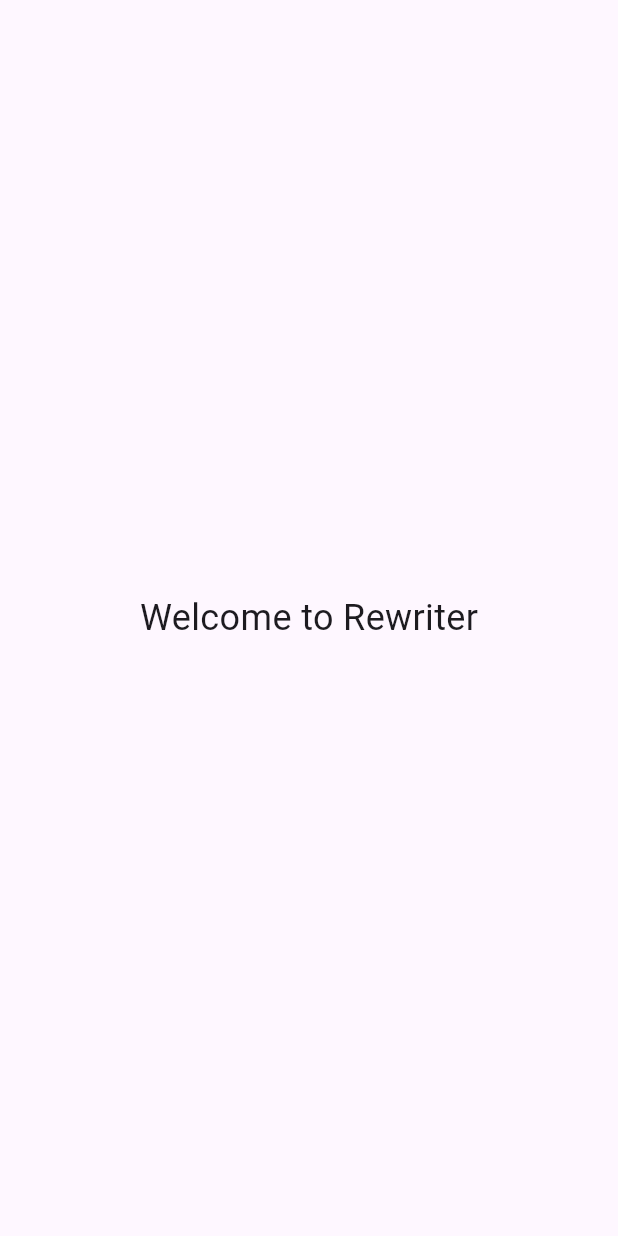
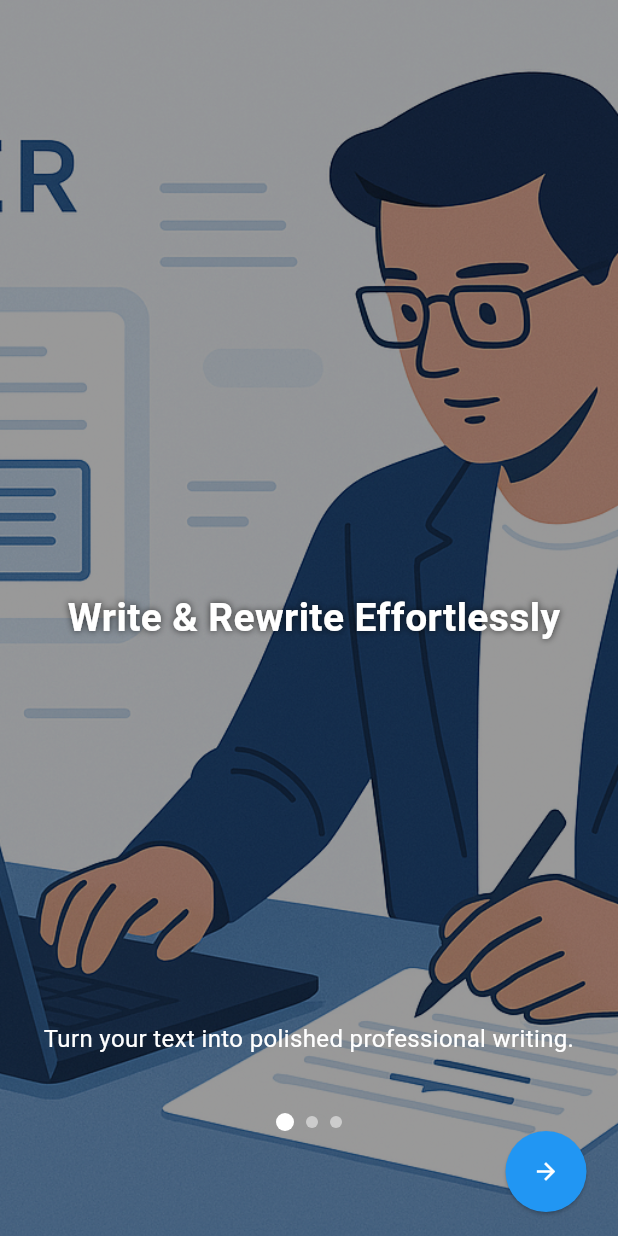
Before and after one commit to miznar/rewriter_app, a Flutter app: the screen it shows after launch, on a phone screen of 412 x 824 dp. Run offline on Flutter 3.47's test engine with Material 3 defaults, Android fonts, the phone set to English and light mode, and no system bars; our stand-ins replace firebase_core, shared_preferences; accounts and stored records are empty.

Commit message:
Onboarding

```diff
--- /dev/null
+++ b/lib/core/constants/app_strings.dart
@@ -0,0 +1,19 @@
+class AppStrings {
+  static const List<Map<String, String>> onboardingSlides = [
+    {
+      'image': 'assets/images/Intro1.png',
+      'title': ' Write & Rewrite Effortlessly',
+      'desc': 'Turn your text into polished professional writing.'
+    },
+    {
+      'image': 'assets/images/Intro2.png',
+      'title': 'Your Data, Your Security',
+      'desc': 'Sign up and log in with complete peace of mind. Your writing history and personal details are protected with secure authentication.'
+    },
+    {
+      'image': 'assets/images/Intro3.png',
+      'title': 'Keep Track of Your Work',
+      'desc': 'Easily revisit your past rewrites anytime. Your writing history is neatly organized so you can find, reuse, or improve your previous work with ease.'
+    },
+  ];
+}
--- /dev/null
+++ b/lib/features/homescreen/home_screen.dart
@@ -0,0 +1,17 @@
+import 'package:flutter/material.dart';
+
+class HomeScreen extends StatelessWidget {
+  const HomeScreen({super.key});
+
+  @override
+  Widget build(BuildContext context) {
+    return const Scaffold(
+      body: Center(
+        child: Text(
+          'Welcome to Rewriter',
+          style: TextStyle(fontSize: 24),
+        ),
+      ),
+    );
+  }
+}
--- /dev/null
+++ b/lib/features/onboarding/onboarding_screen.dart
@@ -0,0 +1,173 @@
+import 'package:flutter/material.dart';
+import 'package:shared_preferences/shared_preferences.dart';
+import '../../core/constants/app_strings.dart';
+import '../../main.dart'; // For AppRoutes
+
+class OnboardingScreen extends StatefulWidget {
+  const OnboardingScreen({super.key});
+
+  @override
+  State<OnboardingScreen> createState() => _OnboardingScreenState();
+}
+
+class _OnboardingScreenState extends State<OnboardingScreen> {
+  final PageController _pageController = PageController();
+  int _currentIndex = 0;
+
+  Future<void> _finishOnboarding() async {
+    final prefs = await SharedPreferences.getInstance();
+    await prefs.setBool('hasSeenOnboarding', true);
+    Navigator.pushReplacementNamed(context, AppRoutes.home);
+  }
+
+  void _nextPage() {
+    if (_currentIndex < AppStrings.onboardingSlides.length - 1) {
+      _pageController.nextPage(
+        duration: const Duration(milliseconds: 500),
+        curve: Curves.easeInOut,
+      );
+    } else {
+      _finishOnboarding();
+    }
+  }
+
+  @override
+  Widget build(BuildContext context) {
+    final slides = AppStrings.onboardingSlides;
+    final screenSize = MediaQuery.of(context).size;
+    final isSmallScreen = screenSize.height < 700;
+
+    return Scaffold(
+      body: SafeArea(
+        child: Stack(
+          children: [
+            // PageView with full-screen images
+            PageView.builder(
+              controller: _pageController,
+              onPageChanged: (index) {
+                setState(() => _currentIndex = index);
+              },
+              itemCount: slides.length,
+              itemBuilder: (context, index) {
+                final slide = slides[index];
+                return Stack(
+                  fit: StackFit.expand,
+                  children: [
+                    // Background Image
+                    Image.asset(
+                      slide['image']!,
+                      fit: BoxFit.cover,
+                    ),
+
+                    // Dark overlay for better text visibility
+                    Container(
+                      color: Colors.black.withOpacity(0.4),
+                    ),
+
+                    // Title in the middle
+                    Center(
+                      child: Padding(
+                        padding: const EdgeInsets.symmetric(horizontal: 24.0),
+                        child: Text(
+                          slide['title']!,
+                          style: TextStyle(
+                            fontSize: isSmallScreen ? 20 : 26,
+                            fontWeight: FontWeight.bold,
+                            color: Colors.white,
+                            shadows: [
+                              Shadow(
+                                blurRadius: 6,
+                                color: Colors.black.withOpacity(0.7),
+                              ),
+                            ],
+                          ),
+                          textAlign: TextAlign.center,
+                        ),
+                      ),
+                    ),
+
+                    // Description at the bottom
+                    Positioned(
+                      bottom: 120,
+                      left: 16,
+                      right: 16,
+                      child: Text(
+                        slide['desc']!,
+                        style: TextStyle(
+                          fontSize: isSmallScreen ? 14 : 16,
+                          color: Colors.white,
+                        ),
+                        textAlign: TextAlign.center,
+                      ),
+                    ),
+                  ],
+                );
+              },
+            ),
+
+            // Dots Indicator
+            Positioned(
+              bottom: 70,
+              left: 0,
+              right: 0,
+              child: Row(
+                mainAxisAlignment: MainAxisAlignment.center,
+                children: List.generate(
+                  slides.length,
+                      (index) => Container(
+                    margin: const EdgeInsets.symmetric(horizontal: 4),
+                    width: _currentIndex == index ? 12 : 8,
+                    height: _currentIndex == index ? 12 : 8,
+                    decoration: BoxDecoration(
+                      shape: BoxShape.circle,
+                      color: _currentIndex == index
+                          ? Colors.white
+                          : Colors.white.withOpacity(0.5),
+                    ),
+                  ),
+                ),
+              ),
+            ),
+
+            // Arrow / Welcome button
+            Positioned(
+              bottom: 16,
+              right: 16,
+              child: _currentIndex == slides.length - 1
+                  ? ElevatedButton(
+                onPressed: _finishOnboarding,
+                style: ElevatedButton.styleFrom(
+                  padding: EdgeInsets.symmetric(
+                    horizontal: isSmallScreen ? 16 : 24,
+                    vertical: isSmallScreen ? 10 : 14,
+                  ),
+                  shape: RoundedRectangleBorder(
+                    borderRadius: BorderRadius.circular(30),
+                  ),
+                  backgroundColor: Colors.blue,
+                ),
+                child: Text(
+                  'Welcome to Rewriter',
+                  style: TextStyle(
+                    fontSize: isSmallScreen ? 14 : 16,
+                    color: Colors.white,
+                  ),
+                ),
+              )
+                  : ElevatedButton(
+                onPressed: _nextPage,
+                style: ElevatedButton.styleFrom(
+                  shape: const CircleBorder(),
+                  padding: EdgeInsets.all(isSmallScreen ? 14 : 18),
+                  backgroundColor: Colors.blue,
+                ),
+                child: const Icon(Icons.arrow_forward,
+                    color: Colors.white),
+              ),
+            ),
+          ],
+        ),
+      ),
+    );
+  }
+}
--- a/lib/main.dart
+++ b/lib/main.dart
@@ -1,6 +1,8 @@
 import 'package:firebase_core/firebase_core.dart';
 import 'package:flutter/material.dart';
-
+import 'package:shared_preferences/shared_preferences.dart';
+import 'features/homescreen/home_screen.dart';
+import 'features/onboarding/onboarding_screen.dart';
 import 'firebase_options.dart';
 
 void main() async {
@@ -8,36 +10,36 @@
   await Firebase.initializeApp(
     options: DefaultFirebaseOptions.currentPlatform,
   );
-  runApp(const MyApp());
+
+  final prefs = await SharedPreferences.getInstance();
+  final hasSeenOnboarding = prefs.getBool('hasSeenOnboarding') ?? false;
+
+  runApp(MyApp(hasSeenOnboarding: hasSeenOnboarding));
 }
 
 class MyApp extends StatelessWidget {
-  const MyApp({super.key});
+  final bool hasSeenOnboarding;
+  const MyApp({super.key, required this.hasSeenOnboarding});
 
   @override
   Widget build(BuildContext context) {
     return MaterialApp(
+      debugShowCheckedModeBanner: false,
       title: 'Rewriter',
       theme: ThemeData(
-        colorScheme: ColorScheme.fromSeed(seedColor: Colors.deepPurple),
+        colorScheme: ColorScheme.fromSeed(seedColor: Colors.blue),
       ),
-      home: const MyHomePage(),
+      initialRoute:
+      hasSeenOnboarding ? AppRoutes.home : AppRoutes.onboarding,
+      routes: {
+        AppRoutes.onboarding: (context) => const OnboardingScreen(),
+        AppRoutes.home: (context) => const HomeScreen(),
+      },
     );
   }
 }
 
-class MyHomePage extends StatelessWidget {
-  const MyHomePage({super.key});
-
-  @override
-  Widget build(BuildContext context) {
-    return Scaffold(
-      body: const Center(
-        child: Text(
-          'Welcome to Rewriter',
-          style: TextStyle(fontSize: 24),
-        ),
-      ),
-    );
-  }
+class AppRoutes {
+  static const String onboarding = '/onboarding';
+  static const String home = '/home';
 }
--- a/pubspec.yaml
+++ b/pubspec.yaml
@@ -30,7 +30,9 @@
 dependencies:
   flutter:
     sdk: flutter
+
   firebase_core: ^4.0.0
+  shared_preferences: ^2.2.2
   # The following adds the Cupertino Icons font to your application.
   # Use with the CupertinoIcons class for iOS style icons.
   cupertino_icons: ^1.0.8
@@ -56,6 +58,10 @@
   # included with your application, so that you can use the icons in
   # the material Icons class.
   uses-material-design: true
+  assets:
+    - assets/images/Intro1.png
+    - assets/images/Intro2.png
+    - assets/images/Intro3.png
 
   # To add assets to your application, add an assets section, like this:
   # assets:
```
Also changed, not shown: assets/images/Intro1.png (added), assets/images/Intro2.png (added), assets/images/Intro3.png (added), lib/features/auth/presentation/routes/auth_routes.dart (added), lib/features/auth/presentation/routes/main_routes.dart (added), pubspec.lock, 3 other files.
